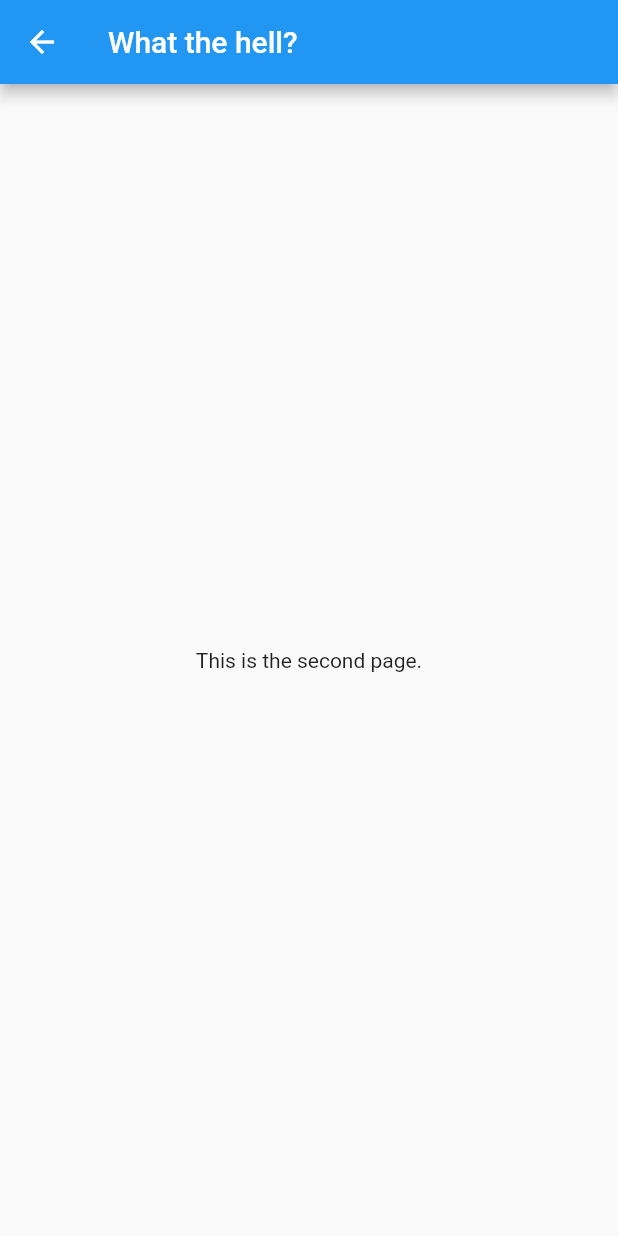
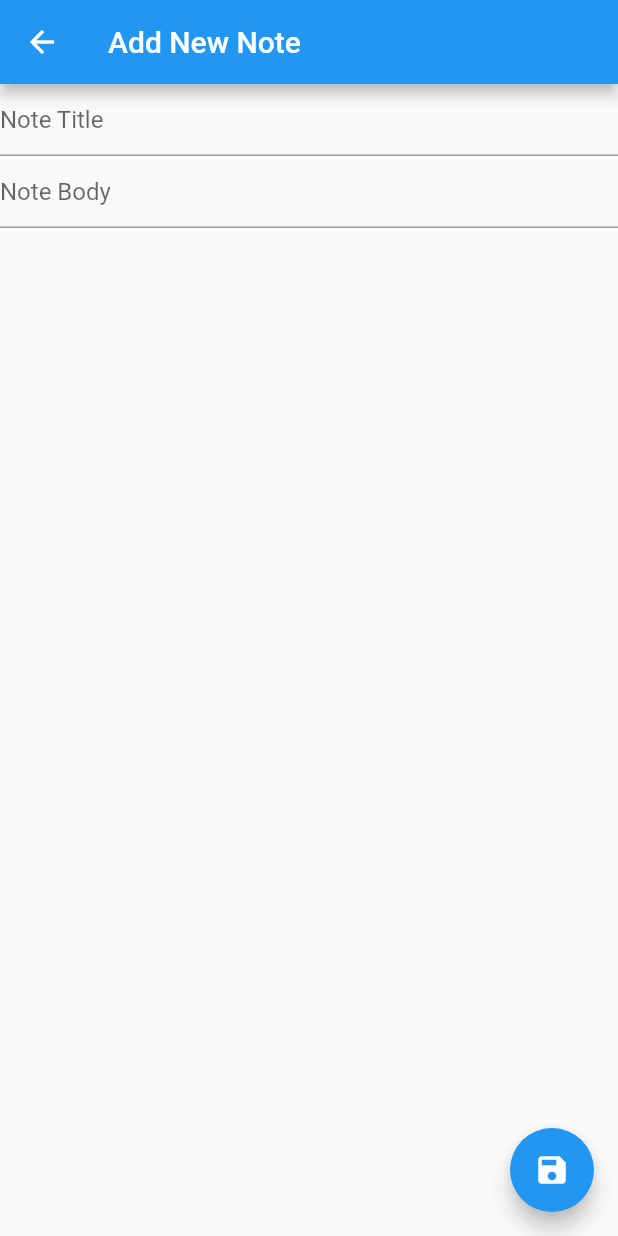
Before and after one commit to scottwinter/flutter_from_scratch, a Flutter app: the screen it shows after launch, after a tap on the "add" icon, on a phone screen of 412 x 824 dp. Run offline on Flutter 3.47's test engine with Material 2 defaults, Android fonts, the phone set to English and light mode, and no system bars.

```diff
--- /dev/null
+++ b/lib/pages/add_note.dart
@@ -0,0 +1,53 @@
+import 'package:flutter/material.dart';
+
+class AddNote extends StatelessWidget {
+  final noteTitleController = TextEditingController();
+  final noteBodyController = TextEditingController();
+  @override
+  Widget build(BuildContext context) {
+    return new Scaffold(
+      appBar: new AppBar(
+        title: Text("Add New Note"),
+      ),
+      body: PageBody(noteTitleController, noteBodyController), // Create function call here to populate body
+      floatingActionButton: FloatingActionButton(
+        onPressed: () {
+          SaveNoteData();
+          Navigator.of(context).pop();
+        },
+        child: Icon(Icons.save),
+      ),
+    );
+  }
+
+  void SaveNoteData() {
+    String noteTitle = noteTitleController.text;
+    print("Note data: $noteTitle");
+  }
+}
+
+class PageBody extends StatelessWidget {
+
+  final noteTitleController;
+  final noteBodyController;
+  PageBody(this.noteTitleController, this.noteBodyController);
+
+  @override
+  Widget build(BuildContext context) {
+    return Column(
+      children: [ TextField(
+        controller: noteTitleController,
+        decoration: InputDecoration(
+          hintText: "Note Title"
+        ),
+      ),
+      TextField(
+        controller: noteBodyController,
+        decoration: InputDecoration(
+            hintText: "Note Body"
+        ),
+      )
+    ]
+    );
+  }
+}
--- /dev/null
+++ b/lib/pages/edit_note.dart
@@ -0,0 +1,54 @@
+import 'package:flutter/material.dart';
+import 'package:flutter_from_scratch/podo/note.dart';
+
+class EditNote extends StatelessWidget {
+  final myController = TextEditingController();
+  final Note note;
+  EditNote(this.note);
+
+  @override
+  Widget build(BuildContext context) {
+    return new Scaffold(
+      appBar: new AppBar(
+        title: Text("Edit Note"),
+      ),
+      body: PageBody(note), // Create function call here to populate body
+      floatingActionButton: FloatingActionButton(
+        onPressed: () {
+          Navigator.of(context).pop();
+        },
+        child: Icon(Icons.save),
+      ),
+    );
+  }
+}
+
+class PageBody extends StatelessWidget {
+  final noteTitleController = TextEditingController();
+  final noteBodyController = TextEditingController();
+  final Note note;
+  PageBody(this.note);
+
+  @override
+  Widget build(BuildContext context) {
+    noteTitleController.text = note.noteTitle;
+    noteBodyController.text = note.noteBody;
+    return Column(
+        children: [
+          TextField(
+            controller: noteTitleController,
+            decoration: InputDecoration(
+                hintText: "Note Title"
+            ),
+          ),
+          TextField(
+            textAlign: TextAlign.left,
+            controller: noteBodyController,
+            decoration: InputDecoration(
+                hintText: "Note Title"
+            ),
+          ),
+        ]
+    );
+  }
+}
--- a/lib/pages/main_page.dart
+++ b/lib/pages/main_page.dart
@@ -1,5 +1,7 @@
 import 'package:flutter/material.dart';
-import 'package:flutter_from_scratch/pages/second_page.dart';
+import 'package:flutter_from_scratch/pages/view_note.dart';
+import 'package:flutter_from_scratch/pages/add_note.dart';
+import 'package:flutter_from_scratch/podo/note.dart';
 
 class MainPage extends StatelessWidget {
 
@@ -7,15 +9,15 @@ class MainPage extends StatelessWidget {
   Widget build(BuildContext context) {
     return new Scaffold(
       appBar: new AppBar(
-        title: Text("What the hell?"),
+        title: Text("Noted"),
       ),
-      body: PageBody(), // Create function call here to populate body
+      body: PageBody(),
       floatingActionButton: FloatingActionButton(
         onPressed: () {
           Navigator.of(context).push(
             new MaterialPageRoute<void>(
               builder: (BuildContext context){
-                return SecondPage();
+                return AddNote();
               },
             ),
           );
@@ -28,7 +30,7 @@ class MainPage extends StatelessWidget {
 
 class PageBody extends StatelessWidget {
 
-  List<String> notes = new List();
+  List<Note> notes = new List();
 
   @override
   Widget build(BuildContext context) {
@@ -36,17 +38,18 @@ class PageBody extends StatelessWidget {
     return ListView.builder(
         itemCount: notes.length,
         itemBuilder: (context, index) {
+          Note note = notes[index];
           return Container(
             decoration: BoxDecoration(
               border: Border.all(width: 2.0, color: Theme.of(context).dividerColor)
             ),
             child: ListTile(
-              title: Text('${notes[index]}'),
-              subtitle: Text("Some note body."),
+              title: Text('${note.noteTitle}'),
+              subtitle: Text("${note.noteBody}"),
               trailing: Row(
                 mainAxisSize: MainAxisSize.min,
                   children: [
-                    Text("23d"),
+                    Text("${note.noteUpdatedDate}"),
                     Container(padding: EdgeInsets.all(5.0)),
                     Icon(Icons.date_range)
                   ]),
@@ -54,7 +57,7 @@ class PageBody extends StatelessWidget {
                 Navigator.of(context).push(
                   new MaterialPageRoute<void>(
                     builder: (BuildContext context){
-                      return SecondPage();
+                      return ViewNote(note);
                     },
                   ),
                 );
@@ -67,7 +70,11 @@ class PageBody extends StatelessWidget {
 
   void _populateNotes() {
     for (var i = 0; i < 20; i++) {
-      notes.add("This is note $i");
+      Note note = new Note();
+      note.noteTitle = "This is note $i";
+      note.noteBody = "Some note body text for note number $i";
+      note.noteUpdatedDate = "$i days";
+      notes.add(note);
     }
   }
 }
--- a/lib/pages/second_page.dart
+++ /dev/null
@@ -1,22 +0,0 @@
-import 'package:flutter/material.dart';
-
-class SecondPage extends StatelessWidget {
-  @override
-  Widget build(BuildContext context) {
-    return new Scaffold(
-      appBar: new AppBar(
-        title: Text("What the hell?"),
-      ),
-      body: PageBody(), // Create function call here to populate body
-    );;
-  }
-}
-
-class PageBody extends StatelessWidget {
-  @override
-  Widget build(BuildContext context) {
-    return Center(
-      child: Text("This is the second page."),
-    );
-  }
-}
--- /dev/null
+++ b/lib/pages/view_note.dart
@@ -0,0 +1,45 @@
+import 'package:flutter/material.dart';
+import 'package:flutter_from_scratch/pages/edit_note.dart';
+import 'package:flutter_from_scratch/podo/note.dart';
+
+class ViewNote extends StatelessWidget {
+  final Note note;
+  ViewNote(this.note);
+
+
+  @override
+  Widget build(BuildContext context) {
+    return new Scaffold(
+      appBar: new AppBar(
+        title: Text("View Note"),
+      ),
+      body: PageBody(note),
+      floatingActionButton: FloatingActionButton(
+        onPressed: () {
+          Navigator.of(context).push(
+            new MaterialPageRoute<void>(
+              builder: (BuildContext context){
+                return EditNote(note);
+              },
+            ),
+          );
+        },
+        child: Icon(Icons.edit),
+      ),
+    );
+  }
+}
+
+class PageBody extends StatelessWidget {
+  final Note note;
+  PageBody(this.note);
+  @override
+  Widget build(BuildContext context) {
+    return Column(
+      children: [
+        Text(note.noteTitle),
+        Text(note.noteBody)
+    ]
+    );
+  }
+}
--- /dev/null
+++ b/lib/podo/note.dart
@@ -0,0 +1,6 @@
+class Note {
+  String noteTitle;
+  String noteBody;
+  String noteId;
+  String noteUpdatedDate;
+}
```
